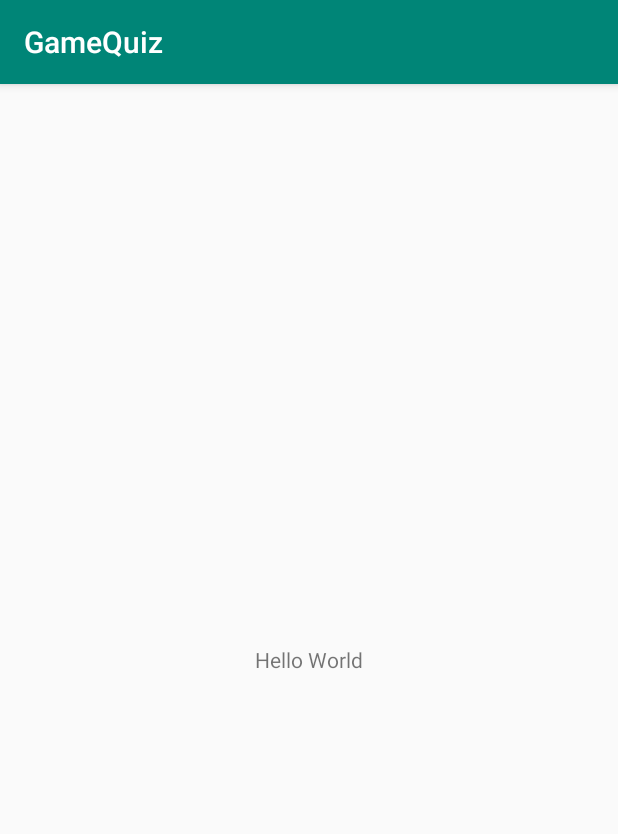
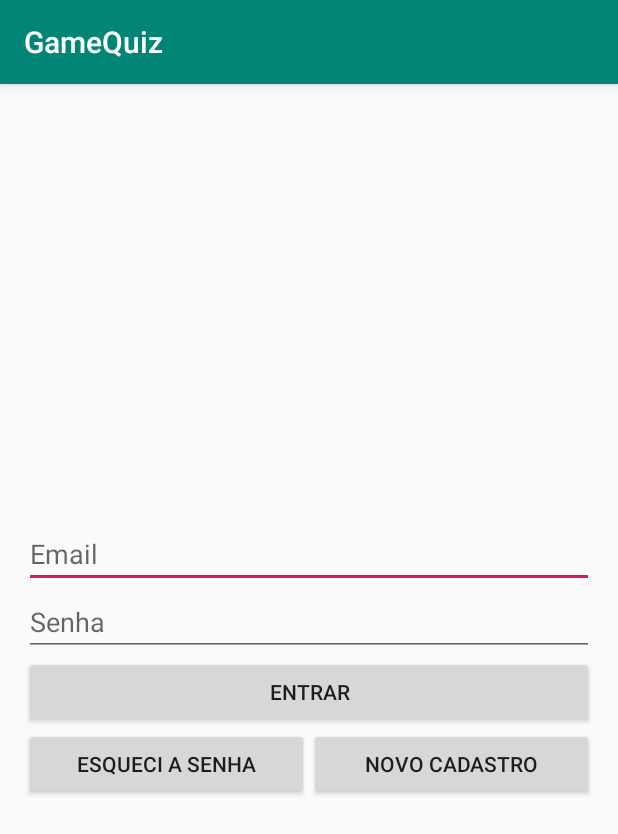
Before and after one commit to FabioCampello/min-quests, an Android app: the screen it shows after launch (MainActivity), on a phone screen of 412 x 824 dp. Shown: the top 834 px of the screen. Run offline under Robolectric (Android 15) with nearby library versions, the phone set to English and light mode, and no system bars.

Commit message:
Criada tela de login.

```diff
--- a/GameQuiz/app/src/main/res/layout/activity_main.xml
+++ b/GameQuiz/app/src/main/res/layout/activity_main.xml
@@ -1,16 +1,58 @@
 <?xml version="1.0" encoding="utf-8"?>
-<FrameLayout
-    xmlns:android="http://schemas.android.com/apk/res/android"
+<LinearLayout xmlns:android="http://schemas.android.com/apk/res/android"
     xmlns:app="http://schemas.android.com/apk/res-auto"
     xmlns:tools="http://schemas.android.com/tools"
     android:layout_width="match_parent"
     android:layout_height="match_parent"
-    tools:context=".MainActivity">
+    android:gravity="center"
+    android:orientation="vertical"
+    android:paddingLeft="16dp"
+    android:paddingRight="16dp">
 
-    <TextView
-        android:layout_width="wrap_content"
+    <EditText
+        android:id="@+id/edtEmail"
+        android:layout_width="match_parent"
         android:layout_height="wrap_content"
         android:layout_gravity="center"
-        android:text="Hello World" />
+        android:hint="Email" />
 
-</FrameLayout>
+    <EditText
+        android:id="@+id/edtSenha"
+        android:layout_width="match_parent"
+        android:layout_height="wrap_content"
+        android:layout_gravity="center"
+        android:ems="10"
+        android:hint="Senha" />
+
+    <Button
+        android:id="@+id/btnCadastro"
+        android:layout_width="match_parent"
+        android:layout_height="wrap_content"
+        android:layout_gravity="center"
+        android:ems="10"
+        android:text="ENTRAR" />
+
+    <LinearLayout
+        android:layout_width="match_parent"
+        android:layout_height="wrap_content"
+        android:layout_gravity="center">
+
+        <Button
+            android:id="@+id/btnEntrar"
+            android:layout_width="match_parent"
+            android:layout_height="wrap_content"
+            android:layout_weight="1"
+            android:onClick="Login"
+            android:text="Esqueci a senha" />
+
+        <Button
+            android:id="@+id/btnCadastrar"
+            android:layout_width="match_parent"
+            android:layout_height="wrap_content"
+            android:layout_weight="1"
+            android:onClick="Cadastrar"
+            android:text="Novo cadastro" />
+
+    </LinearLayout>
+
+</LinearLayout>
```
